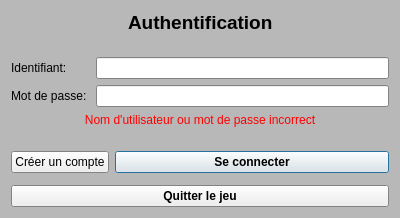
eetchever004/Chifoumi, file v8/fenetreconnexion.ui: the form before one commit.
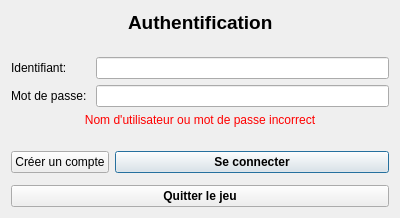
The form after the commit. Icons and pictures are not drawn.

Patch:
```diff
--- a/v8/fenetreconnexion.ui
+++ b/v8/fenetreconnexion.ui
@@ -13,70 +13,6 @@
     <height>218</height>
    </rect>
   </property>
-  <property name="palette">
-   <palette>
-    <active>
-     <colorrole role="Base">
-      <brush brushstyle="SolidPattern">
-       <color alpha="255">
-        <red>255</red>
-        <green>255</green>
-        <blue>255</blue>
-       </color>
-      </brush>
-     </colorrole>
-     <colorrole role="Window">
-      <brush brushstyle="SolidPattern">
-       <color alpha="255">
-        <red>184</red>
-        <green>184</green>
-        <blue>184</blue>
-       </color>
-      </brush>
-     </colorrole>
-    </active>
-    <inactive>
-     <colorrole role="Base">
-      <brush brushstyle="SolidPattern">
-       <color alpha="255">
-        <red>255</red>
-        <green>255</green>
-        <blue>255</blue>
-       </color>
-      </brush>
-     </colorrole>
-     <colorrole role="Window">
-      <brush brushstyle="SolidPattern">
-       <color alpha="255">
-        <red>184</red>
-        <green>184</green>
-        <blue>184</blue>
-       </color>
-      </brush>
-     </colorrole>
-    </inactive>
-    <disabled>
-     <colorrole role="Base">
-      <brush brushstyle="SolidPattern">
-       <color alpha="255">
-        <red>184</red>
-        <green>184</green>
-        <blue>184</blue>
-       </color>
-      </brush>
-     </colorrole>
-     <colorrole role="Window">
-      <brush brushstyle="SolidPattern">
-       <color alpha="255">
-        <red>184</red>
-        <green>184</green>
-        <blue>184</blue>
-       </color>
-      </brush>
-     </colorrole>
-    </disabled>
-   </palette>
-  </property>
   <property name="windowTitle">
    <string>Se Connecter</string>
   </property>
```
Left out of the diff: 8 changed lines with no effect on the pictures.
